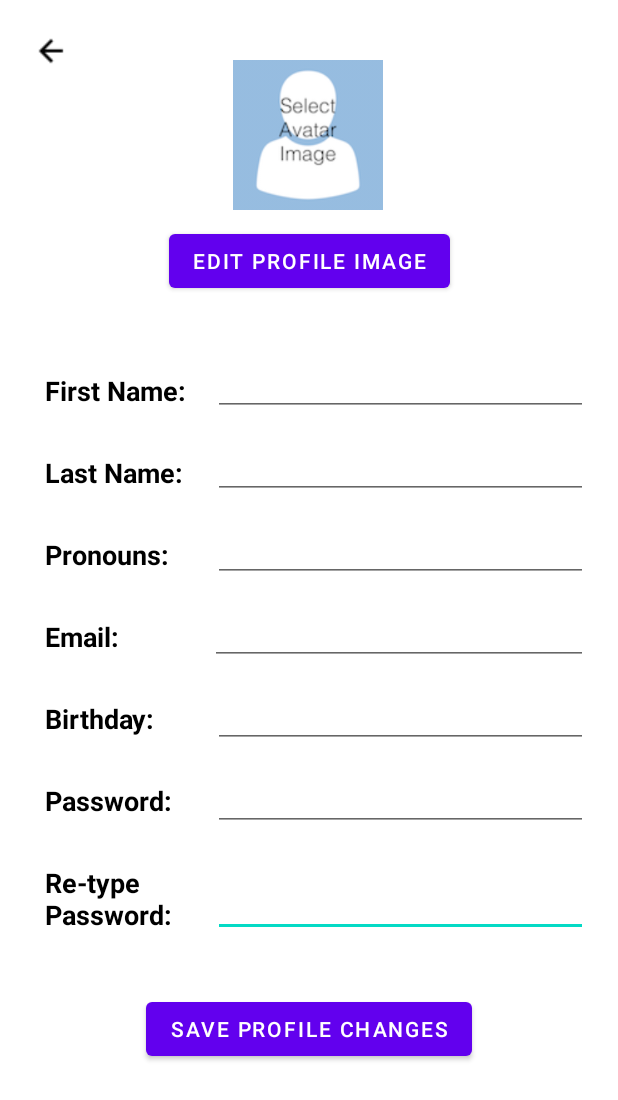
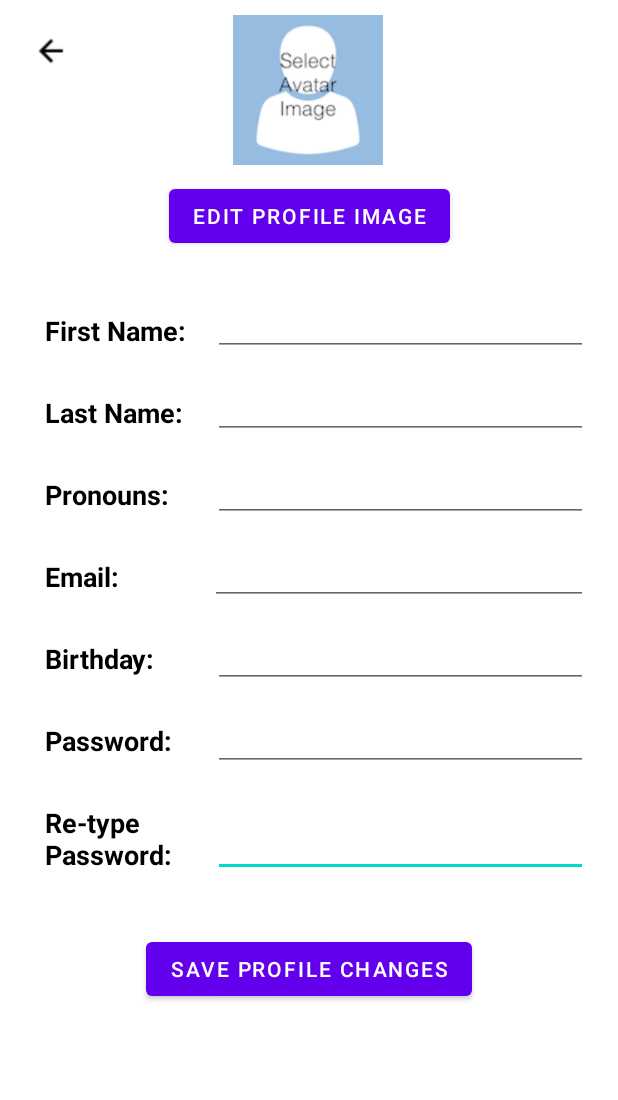
Before and after one commit to emilyhendrick/NU_MAD_SM2022_Final_Project_Team2, an Android app: the layout fragment_edit_profile.xml on its own in the app's theme, with its tools: preview values and no code run, on a phone screen of 412 x 824 dp. Shown: the top 1100 px of the screen. Run offline under Robolectric (Android 15) with nearby library versions, the phone set to English and light mode, and no system bars.

Commit message:
Fix spacing

```diff
--- a/app/src/main/java/com/example/nu_mad_sm2022_final_project_team2/camera/CameraFragment.java
+++ b/app/src/main/java/com/example/nu_mad_sm2022_final_project_team2/camera/CameraFragment.java
@@ -24,6 +24,7 @@ import android.view.ViewGroup;
 import android.widget.Toast;
 
 import com.example.nu_mad_sm2022_final_project_team2.R;
+import com.google.android.material.bottomnavigation.BottomNavigationView;
 import com.google.android.material.floatingactionbutton.FloatingActionButton;
 import com.google.common.util.concurrent.ListenableFuture;
 
@@ -67,6 +68,9 @@ public class CameraFragment extends Fragment {
                              Bundle savedInstanceState) {
         // Inflate the layout for this fragment
         View view = inflater.inflate(R.layout.fragment_camera, container, false);
+
+        BottomNavigationView navView = view.findViewById(R.id.nav_view);
+        navView.setVisibility(View.GONE);
 
         previewView = view.findViewById(R.id.preview);
 
--- a/app/src/main/java/com/example/nu_mad_sm2022_final_project_team2/camera/DisplayFragment.java
+++ b/app/src/main/java/com/example/nu_mad_sm2022_final_project_team2/camera/DisplayFragment.java
@@ -15,6 +15,7 @@ import android.widget.ImageView;
 
 import com.bumptech.glide.Glide;
 import com.example.nu_mad_sm2022_final_project_team2.R;
+import com.google.android.material.bottomnavigation.BottomNavigationView;
 
 public class DisplayFragment extends Fragment {
 
@@ -61,6 +62,9 @@ public class DisplayFragment extends Fragment {
         // Inflate the layout for this fragment
         View view = inflater.inflate(R.layout.fragment_display, container, false);
 
+        BottomNavigationView navView = view.findViewById(R.id.nav_view);
+        navView.setVisibility(View.GONE);
+
         imageViewPhoto = view.findViewById(R.id.imageViewPhoto);
         buttonRetake = view.findViewById(R.id.buttonRetake);
         buttonUpload = view.findViewById(R.id.buttonUpload);
--- a/app/src/main/java/com/example/nu_mad_sm2022_final_project_team2/login_flow/LoginFragment.java
+++ b/app/src/main/java/com/example/nu_mad_sm2022_final_project_team2/login_flow/LoginFragment.java
@@ -19,6 +19,7 @@ import com.google.android.gms.tasks.OnCompleteListener;
 import com.google.android.gms.tasks.OnFailureListener;
 import com.google.android.gms.tasks.OnSuccessListener;
 import com.google.android.gms.tasks.Task;
+import com.google.android.material.bottomnavigation.BottomNavigationView;
 import com.google.firebase.auth.AuthResult;
 import com.google.firebase.auth.FirebaseAuth;
 import com.google.firebase.auth.FirebaseUser;
@@ -62,6 +63,9 @@ public class LoginFragment extends Fragment {
                              Bundle savedInstanceState) {
 
         View view = inflater.inflate(R.layout.fragment_login, container, false);
+
+        BottomNavigationView navView = view.findViewById(R.id.nav_view);
+        navView.setVisibility(View.GONE);
 
         emailInput = view.findViewById(R.id.loginInputEmail);
         passwordInput = view.findViewById(R.id.loginInputPassword);
--- a/app/src/main/java/com/example/nu_mad_sm2022_final_project_team2/login_flow/RegisterFragment.java
+++ b/app/src/main/java/com/example/nu_mad_sm2022_final_project_team2/login_flow/RegisterFragment.java
@@ -22,6 +22,7 @@ import com.google.android.gms.tasks.OnCompleteListener;
 import com.google.android.gms.tasks.OnFailureListener;
 import com.google.android.gms.tasks.OnSuccessListener;
 import com.google.android.gms.tasks.Task;
+import com.google.android.material.bottomnavigation.BottomNavigationView;
 import com.google.firebase.auth.AuthResult;
 import com.google.firebase.auth.FirebaseAuth;
 import com.google.firebase.auth.FirebaseUser;
@@ -83,6 +84,9 @@ public class RegisterFragment extends Fragment {
 
         mAuth = FirebaseAuth.getInstance();
         db = FirebaseFirestore.getInstance();
+
+        BottomNavigationView navView = view.findViewById(R.id.nav_view);
+        navView.setVisibility(View.GONE);
 
         firstNameInput = view.findViewById(R.id.registerFirstNameInput);
         lastNameInput = view.findViewById(R.id.registerLastNameInput);
--- a/app/src/main/res/layout/fragment_add_alarm.xml
+++ b/app/src/main/res/layout/fragment_add_alarm.xml
@@ -131,7 +131,7 @@
         android:id="@+id/addAlarmSaveButton"
         android:layout_width="wrap_content"
         android:layout_height="wrap_content"
-        android:layout_marginTop="200dp"
+        android:layout_marginTop="175dp"
         android:text="@string/saveAlarm"
         app:layout_constraintEnd_toEndOf="parent"
         app:layout_constraintHorizontal_bias="0.498"
--- a/app/src/main/res/layout/fragment_edit_alarm.xml
+++ b/app/src/main/res/layout/fragment_edit_alarm.xml
@@ -104,7 +104,7 @@
         android:id="@+id/editAlarmSaveButton"
         android:layout_width="wrap_content"
         android:layout_height="wrap_content"
-        android:layout_marginTop="200dp"
+        android:layout_marginTop="175dp"
         android:text="@string/saveAlarm"
         app:layout_constraintEnd_toEndOf="parent"
         app:layout_constraintStart_toStartOf="parent"
--- a/app/src/main/res/layout/fragment_edit_profile.xml
+++ b/app/src/main/res/layout/fragment_edit_profile.xml
@@ -72,7 +72,7 @@
         android:layout_width="wrap_content"
         android:layout_height="wrap_content"
         android:layout_marginStart="30dp"
-        android:layout_marginTop="50dp"
+        android:layout_marginTop="40dp"
         android:text="@string/first_name"
         android:textColor="@color/black"
         android:textSize="18dp"
@@ -136,7 +136,7 @@
         android:id="@+id/editAvatar"
         android:layout_width="100dp"
         android:layout_height="100dp"
-        android:layout_marginTop="40dp"
+        android:layout_marginTop="10dp"
         android:src="@drawable/select_avatar"
         app:layout_constraintEnd_toEndOf="parent"
         app:layout_constraintHorizontal_bias="0.498"
@@ -167,7 +167,7 @@
         android:id="@+id/editProfileFirstNameInput"
         android:layout_width="250dp"
         android:layout_height="wrap_content"
-        android:layout_marginTop="34dp"
+        android:layout_marginTop="24dp"
         android:layout_marginEnd="20dp"
         android:ems="10"
         android:inputType="textPersonName"
--- a/app/src/main/res/layout/fragment_profile.xml
+++ b/app/src/main/res/layout/fragment_profile.xml
@@ -132,7 +132,7 @@
         android:id="@+id/editProfileButton"
         android:layout_width="wrap_content"
         android:layout_height="wrap_content"
-        android:layout_marginTop="175dp"
+        android:layout_marginTop="150dp"
         android:text="@string/editProfile"
         app:layout_constraintEnd_toEndOf="parent"
         app:layout_constraintStart_toStartOf="parent"
```
Also changed, not shown: app/src/main/java/com/example/nu_mad_sm2022_final_project_team2/MainActivity.java (+16 -1 lines).
